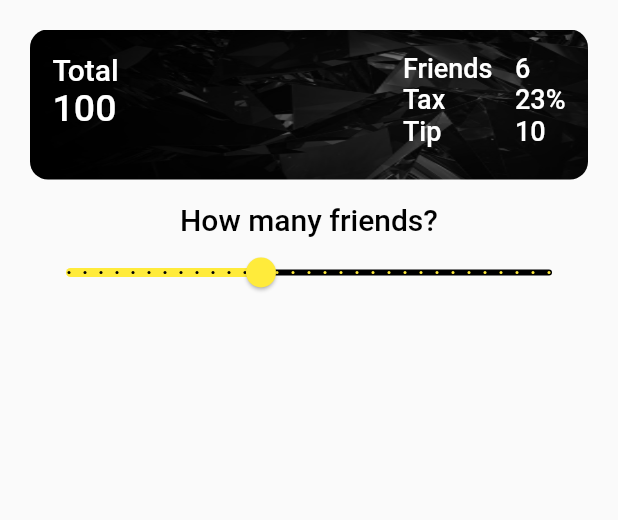
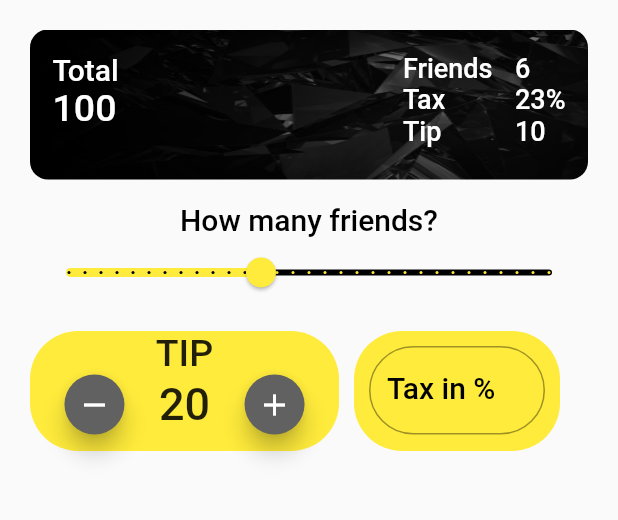
Before and after one commit to igorurbaniak/bill_calculator_app, a Flutter app: the screen it shows after launch, on a phone screen of 412 x 824 dp, the part 104-624 px from its top. Run offline on Flutter 3.47's test engine with Material 2 defaults, Android fonts, the phone set to English and light mode, and no system bars; our stand-ins replace google_fonts.

Commit message:
Add TIP and TAX widgets

```diff
--- a/lib/bill_calculator.dart
+++ b/lib/bill_calculator.dart
@@ -126,6 +126,95 @@ class _BillCalculatorState extends State<BillCalculator> {
               value: 12,
               onChanged: (value) {},
             ),
+            const SizedBox(
+              height: 15,
+            ),
+            Row(
+              children: [
+                Container(
+                  width: MediaQuery.of(context).size.width / 2,
+                  height: 80,
+                  decoration: BoxDecoration(
+                      color: Colors.yellow,
+                      borderRadius: BorderRadius.circular(32)),
+                  child: Column(
+                    children: [
+                      Text(
+                        'TIP',
+                        style: GoogleFonts.fredokaOne(
+                          fontSize: 25,
+                          fontWeight: FontWeight.w500,
+                        ),
+                      ),
+                      Row(
+                        mainAxisAlignment: MainAxisAlignment.spaceEvenly,
+                        children: [
+                          SizedBox(
+                            width: 40,
+                            height: 40,
+                            child: FloatingActionButton(
+                              backgroundColor: Colors.grey[700],
+                              onPressed: () {},
+                              child: const Icon(
+                                Icons.remove,
+                                color: Colors.white,
+                              ),
+                            ),
+                          ),
+                          Text(
+                            '20',
+                            style: GoogleFonts.fredokaOne(
+                              fontSize: 30,
+                              fontWeight: FontWeight.w500,
+                            ),
+                          ),
+                          SizedBox(
+                            width: 40,
+                            height: 40,
+                            child: FloatingActionButton(
+                              backgroundColor: Colors.grey[700],
+                              onPressed: () {},
+                              child: const Icon(
+                                Icons.add,
+                                color: Colors.white,
+                              ),
+                            ),
+                          ),
+                        ],
+                      )
+                    ],
+                  ),
+                ),
+                const SizedBox(
+                  width: 10,
+                ),
+                Container(
+                  width: MediaQuery.of(context).size.width / 3,
+                  height: 80,
+                  decoration: BoxDecoration(
+                    color: Colors.yellow,
+                    borderRadius: BorderRadius.circular(32),
+                  ),
+                  child: Padding(
+                    padding: const EdgeInsets.all(10.0),
+                    child: TextField(
+                      keyboardType: TextInputType.number,
+                      decoration: InputDecoration(
+                        border: OutlineInputBorder(
+                          borderRadius: BorderRadius.circular(32),
+                        ),
+                        labelText: 'Tax in %',
+                        labelStyle: GoogleFonts.fredokaOne(
+                          color: Colors.black,
+                          fontSize: 20,
+                          fontWeight: FontWeight.w500,
+                        ),
+                      ),
+                    ),
+                  ),
+                ),
+              ],
+            ),
           ],
         ),
       ),
```
